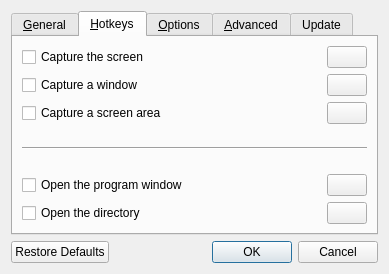
Before: the Qt Designer form dialogs/optionsdialog.ui in manjeetdahiya/lightscreen-clone, drawn with Qt 5.
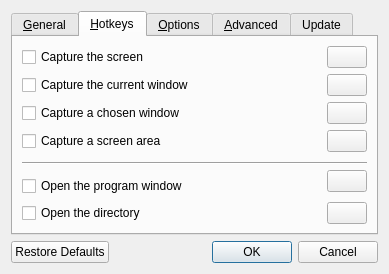
After: the same form once the commit is applied. The open tabs and pages were chosen to show the change. Icons and pictures are not drawn. Custom widgets are drawn as their Qt base class.

Commit message: Moved the Updater to QNetworkAccessManager, now working for download. Reduced memory usage. Optimized PNG images. Moved custom Aero Glass code to QtWin class (by Qt Software:  http://labs.trolltech.com/blogs/2009/09/15/using-blur-behind-on-windows/), removed old updater dialog.

```diff
--- a/dialogs/optionsdialog.ui
+++ b/dialogs/optionsdialog.ui
@@ -6,8 +6,8 @@
    <rect>
     <x>0</x>
     <y>0</y>
-    <width>356</width>
-    <height>262</height>
+    <width>352</width>
+    <height>267</height>
    </rect>
   </property>
   <property name="windowTitle">
@@ -234,6 +234,19 @@
          </layout>
         </widget>
        </item>
+       <item>
+        <spacer name="verticalSpacer">
+         <property name="orientation">
+          <enum>Qt::Vertical</enum>
+         </property>
+         <property name="sizeHint" stdset="0">
+          <size>
+           <width>1</width>
+           <height>1</height>
+          </size>
+         </property>
+        </spacer>
+       </item>
        <item>
         <widget class="QCheckBox" name="startupCheckBox">
          <property name="whatsThis">
@@ -281,7 +294,7 @@
        <string>&amp;Hotkeys</string>
       </attribute>
       <layout class="QGridLayout" name="gridLayout">
-       <item row="0" column="0" colspan="2">
+       <item row="0" column="0">
         <widget class="QCheckBox" name="screenCheckBox">
          <property name="sizePolicy">
           <sizepolicy hsizetype="Maximum" vsizetype="Maximum">
@@ -294,7 +307,7 @@
          </property>
         </widget>
        </item>
-       <item row="0" column="2">
+       <item row="0" column="1">
         <spacer name="hotkeySpacer">
          <property name="orientation">
           <enum>Qt::Horizontal</enum>
@@ -307,22 +320,6 @@
          </property>
         </spacer>
        </item>
-       <item row="0" column="3">
-        <widget class="HotkeyWidget" name="screenHotkeyWidget">
-         <property name="sizePolicy">
-          <sizepolicy hsizetype="Minimum" vsizetype="Maximum">
-           <horstretch>0</horstretch>
-           <verstretch>0</verstretch>
-          </sizepolicy>
-         </property>
-         <property name="text">
-          <string/>
-         </property>
-         <property name="checkable">
-          <bool>false</bool>
-         </property>
-        </widget>
-       </item>
        <item row="1" column="0" colspan="2">
         <widget class="QCheckBox" name="windowCheckBox">
          <property name="sizePolicy">
@@ -332,7 +329,7 @@
           </sizepolicy>
          </property>
          <property name="text">
-          <string>Capture a window</string>
+          <string>Capture the current window</string>
          </property>
         </widget>
        </item>
@@ -347,6 +344,29 @@
         </widget>
        </item>
        <item row="2" column="0" colspan="2">
+        <widget class="QCheckBox" name="windowCheckBox_2">
+         <property name="sizePolicy">
+          <sizepolicy hsizetype="Maximum" vsizetype="Maximum">
+           <horstretch>0</horstretch>
+           <verstretch>0</verstretch>
+          </sizepolicy>
+         </property>
+         <property name="text">
+          <string>Capture a chosen window</string>
+         </property>
+        </widget>
+       </item>
+       <item row="2" column="3">
+        <widget class="HotkeyWidget" name="windowHotkeyWidget_2">
+         <property name="text">
+          <string/>
+         </property>
+         <property name="checkable">
+          <bool>false</bool>
+         </property>
+        </widget>
+       </item>
+       <item row="3" column="0" colspan="2">
         <widget class="QCheckBox" name="areaCheckBox">
          <property name="sizePolicy">
           <sizepolicy hsizetype="Maximum" vsizetype="Maximum">
@@ -359,7 +379,7 @@
          </property>
         </widget>
        </item>
-       <item row="2" column="3">
+       <item row="3" column="3">
         <widget class="HotkeyWidget" name="areaHotkeyWidget">
          <property name="text">
           <string/>
@@ -369,13 +389,36 @@
          </property>
         </widget>
        </item>
-       <item row="3" column="0" rowspan="3" colspan="4">
+       <item row="4" column="0" rowspan="2" colspan="4">
         <widget class="Line" name="line">
          <property name="orientation">
           <enum>Qt::Horizontal</enum>
          </property>
         </widget>
        </item>
+       <item row="6" column="0" colspan="2">
+        <widget class="QCheckBox" name="openCheckBox">
+         <property name="sizePolicy">
+          <sizepolicy hsizetype="Maximum" vsizetype="Maximum">
+           <horstretch>0</horstretch>
+           <verstretch>0</verstretch>
+          </sizepolicy>
+         </property>
+         <property name="text">
+          <string>Open the program window</string>
+         </property>
+        </widget>
+       </item>
+       <item row="5" column="3" rowspan="2">
+        <widget class="HotkeyWidget" name="openHotkeyWidget">
+         <property name="text">
+          <string/>
+         </property>
+         <property name="checkable">
+          <bool>false</bool>
+         </property>
+        </widget>
+       </item>
        <item row="7" column="0" colspan="2">
         <widget class="QCheckBox" name="directoryCheckBox">
          <property name="sizePolicy">
@@ -399,21 +442,14 @@
          </property>
         </widget>
        </item>
-       <item row="6" column="0">
-        <widget class="QCheckBox" name="openCheckBox">
+       <item row="0" column="3">
+        <widget class="HotkeyWidget" name="screenHotkeyWidget">
          <property name="sizePolicy">
-          <sizepolicy hsizetype="Maximum" vsizetype="Maximum">
+          <sizepolicy hsizetype="Minimum" vsizetype="Maximum">
            <horstretch>0</horstretch>
            <verstretch>0</verstretch>
           </sizepolicy>
          </property>
-         <property name="text">
-          <string>Open the program window</string>
-         </property>
-        </widget>
-       </item>
-       <item row="6" column="3">
-        <widget class="HotkeyWidget" name="openHotkeyWidget">
          <property name="text">
           <string/>
          </property>
@@ -725,6 +761,9 @@
               <property name="text">
                <string>Cancel</string>
               </property>
+              <property name="checkable">
+               <bool>true</bool>
+              </property>
              </widget>
             </item>
            </layout>
```
The commit also changes 24 other files.
